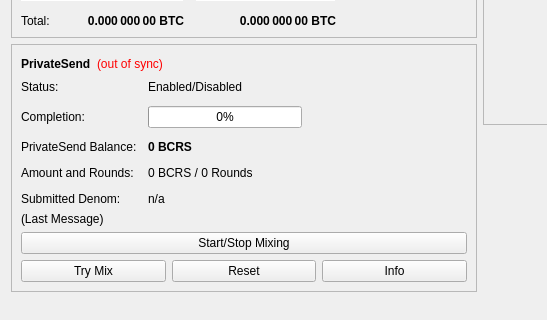
Before: the Qt Designer form src/qt/forms/overviewpage.ui in eskal/Alterdot, drawn with Qt 5; both pictures show x 0 to 547 and y 178 to 498 of the 960 by 585 pixel window.
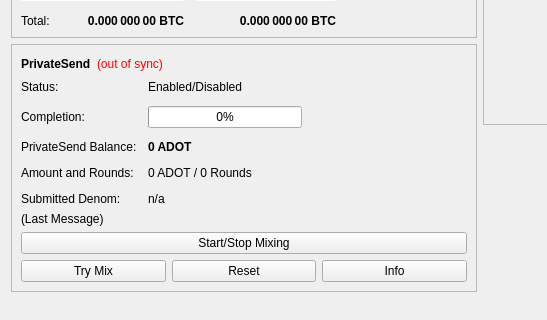
After: the same form once the commit is applied.

```diff
--- a/src/qt/forms/overviewpage.ui
+++ b/src/qt/forms/overviewpage.ui
@@ -514,7 +514,7 @@
                </font>
               </property>
               <property name="text">
-               <string notr="true">0 BCRS</string>
+               <string notr="true">0 ADOT</string>
               </property>
              </widget>
             </item>
@@ -528,7 +528,7 @@
             <item row="3" column="1">
              <widget class="QLabel" name="labelAmountRounds">
               <property name="text">
-               <string>0 BCRS / 0 Rounds</string>
+               <string>0 ADOT / 0 Rounds</string>
               </property>
              </widget>
             </item>
```
Left out of the diff: 6 changed lines with no effect on the pictures.
